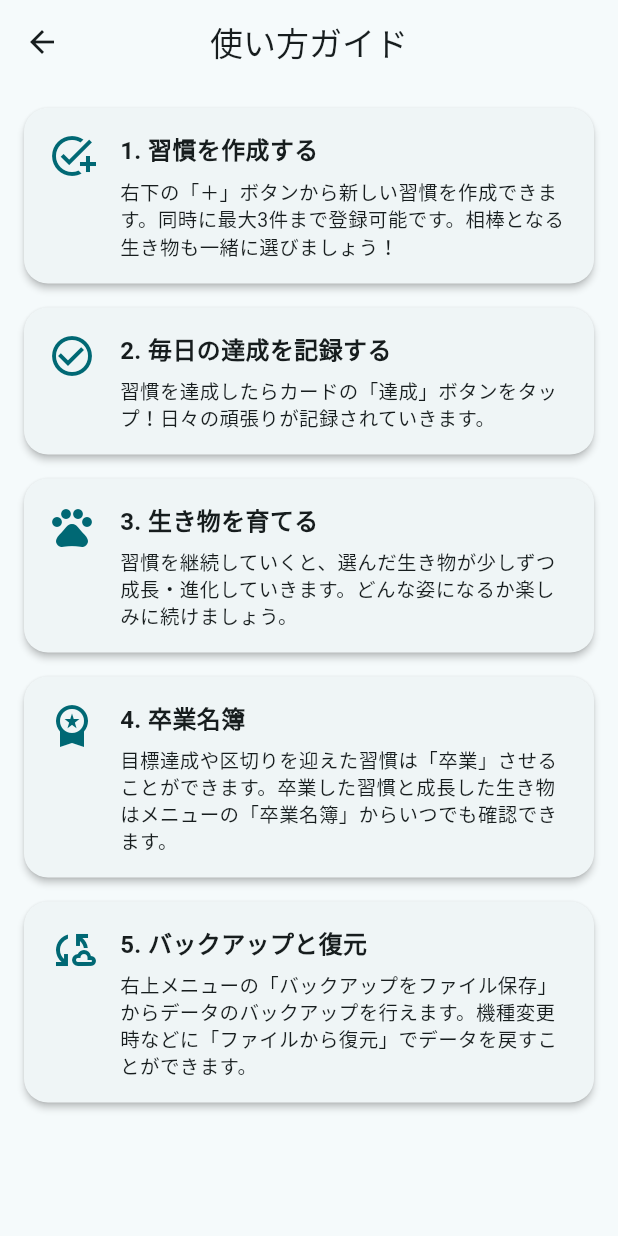
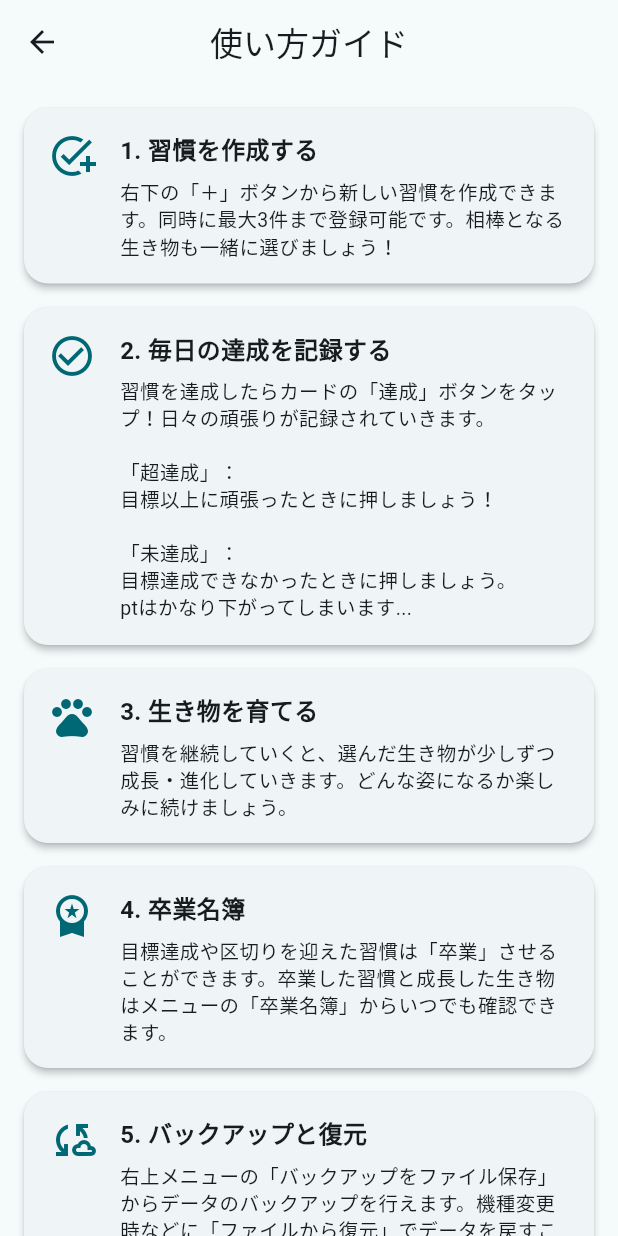
Before and after one commit to chiharuu132-pixel/nobilog, a Flutter app: the HowToUsePage screen opened directly, on a phone screen of 412 x 824 dp. Run offline on Flutter 3.47's test engine with Material 3 defaults, Android fonts, the phone set to English and light mode, and no system bars; our stand-ins replace drift, fl_chart, flutter_riverpod, share_plus; missing offline and left inert: file_selector; accounts and stored records are empty; generated files the repository leaves out were written again.

Commit message:
何やったか忘れた

```diff
--- a/lib/presentation/pages/how_to_use_page.dart
+++ b/lib/presentation/pages/how_to_use_page.dart
@@ -23,7 +23,9 @@ class HowToUsePage extends StatelessWidget {
             icon: Icons.check_circle_outline,
             title: '2. 毎日の達成を記録する',
             description:
-                '習慣を達成したらカードの「達成」ボタンをタップ！日々の頑張りが記録されていきます。',
+                '習慣を達成したらカードの「達成」ボタンをタップ！日々の頑張りが記録されていきます。\n\n'
+                '「超達成」：\n目標以上に頑張ったときに押しましょう！\n\n'
+                '「未達成」：\n目標達成できなかったときに押しましょう。\nptはかなり下がってしまいます...'
           ),
           _UsageSectionCard(
             icon: Icons.pets,
```
